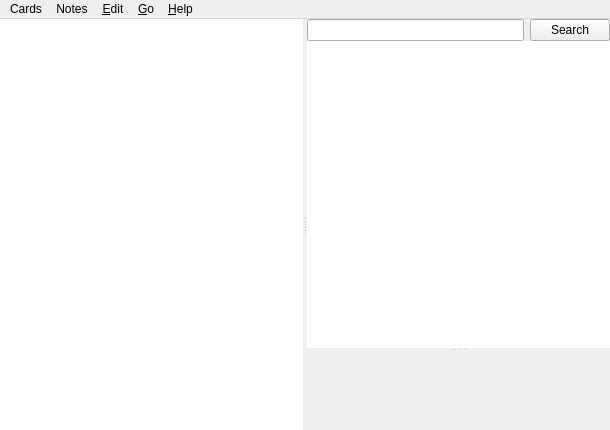
Above: designer/browser.ui from ankitects/anki before the change. Below: the same form after it.
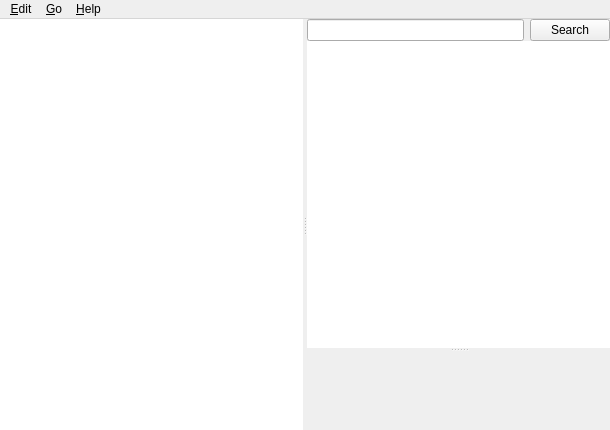
That is the form after the change. Icons and pictures are not drawn.

The edit to the form file:
```diff
--- a/designer/browser.ui
+++ b/designer/browser.ui
@@ -222,14 +222,6 @@
     <addaction name="separator"/>
     <addaction name="actionOptions"/>
    </widget>
-   <widget class="QMenu" name="menuCards">
-    <property name="title">
-     <string>Cards</string>
-    </property>
-    <addaction name="actionReposition"/>
-    <addaction name="actionReschedule"/>
-    <addaction name="separator"/>
-   </widget>
    <widget class="QMenu" name="menuJump">
     <property name="title">
      <string>&amp;Go</string>
@@ -248,21 +240,6 @@
     </property>
     <addaction name="actionGuide"/>
    </widget>
-   <widget class="QMenu" name="menuNotes">
-    <property name="title">
-     <string>Notes</string>
-    </property>
-    <addaction name="actionAddItems"/>
-    <addaction name="separator"/>
-    <addaction name="actionFindReplace"/>
-    <addaction name="actionFindDuplicates"/>
-    <addaction name="separator"/>
-    <addaction name="actionChangeModel"/>
-    <addaction name="separator"/>
-    <addaction name="actionDeleteNotes"/>
-   </widget>
-   <addaction name="menuCards"/>
-   <addaction name="menuNotes"/>
    <addaction name="menuEdit"/>
    <addaction name="menuJump"/>
    <addaction name="menu_Help"/>
```
Left out of the diff: 126 changed lines with no effect on the pictures.
